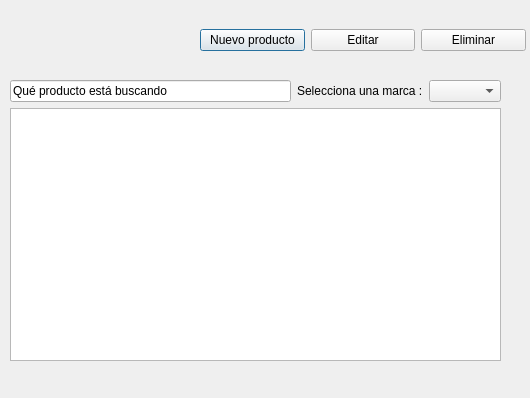
This is Codigo/ventana_principal.ui in thepowertrio/Tarea1 as Qt 5 draws it before an edit. The edited form follows.
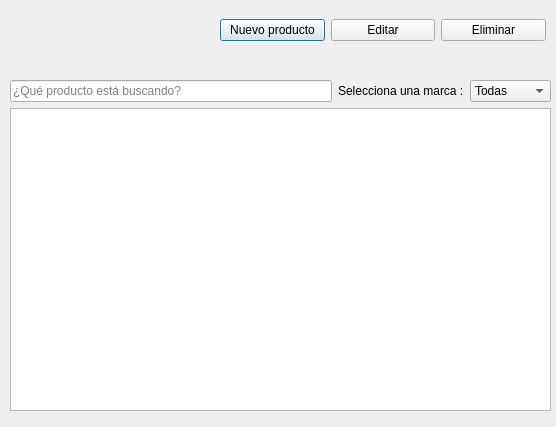
This is the edited form.

Commit message: Pequeños cambios menores a las GUI

Diff of the .ui file:
```diff
--- a/Codigo/ventana_principal.ui
+++ b/Codigo/ventana_principal.ui
@@ -6,8 +6,8 @@
    <rect>
     <x>0</x>
     <y>0</y>
-    <width>530</width>
-    <height>398</height>
+    <width>556</width>
+    <height>427</height>
    </rect>
   </property>
   <property name="windowTitle">
@@ -18,8 +18,8 @@
     <rect>
      <x>10</x>
      <y>80</y>
-     <width>491</width>
-     <height>281</height>
+     <width>541</width>
+     <height>331</height>
     </rect>
    </property>
    <layout class="QVBoxLayout" name="verticalLayout">
@@ -28,7 +28,10 @@
       <item>
        <widget class="QLineEdit" name="lineEdit">
         <property name="text">
-         <string>Qué producto está buscando</string>
+         <string/>
+        </property>
+        <property name="placeholderText">
+         <string>¿Qué producto está buscando?</string>
         </property>
        </widget>
       </item>
@@ -40,7 +43,41 @@
        </widget>
       </item>
       <item>
-       <widget class="QComboBox" name="comboBox"/>
+       <widget class="QComboBox" name="cbx_marcas">
+        <property name="currentText">
+         <string>Todas</string>
+        </property>
+        <item>
+         <property name="text">
+          <string>Todas</string>
+         </property>
+        </item>
+        <item>
+         <property name="text">
+          <string>Apple</string>
+         </property>
+        </item>
+        <item>
+         <property name="text">
+          <string>Microsoft</string>
+         </property>
+        </item>
+        <item>
+         <property name="text">
+          <string>NIke</string>
+         </property>
+        </item>
+        <item>
+         <property name="text">
+          <string>Reebok</string>
+         </property>
+        </item>
+        <item>
+         <property name="text">
+          <string>Samsung</string>
+         </property>
+        </item>
+       </widget>
       </item>
      </layout>
     </item>
@@ -52,8 +89,8 @@
   <widget class="QWidget" name="horizontalLayoutWidget_2">
    <property name="geometry">
     <rect>
-     <x>200</x>
-     <y>20</y>
+     <x>220</x>
+     <y>10</y>
      <width>326</width>
      <height>41</height>
     </rect>
```
Left out of the diff: 12 changed lines with no effect on the pictures. The commit also changes 4 other files.
